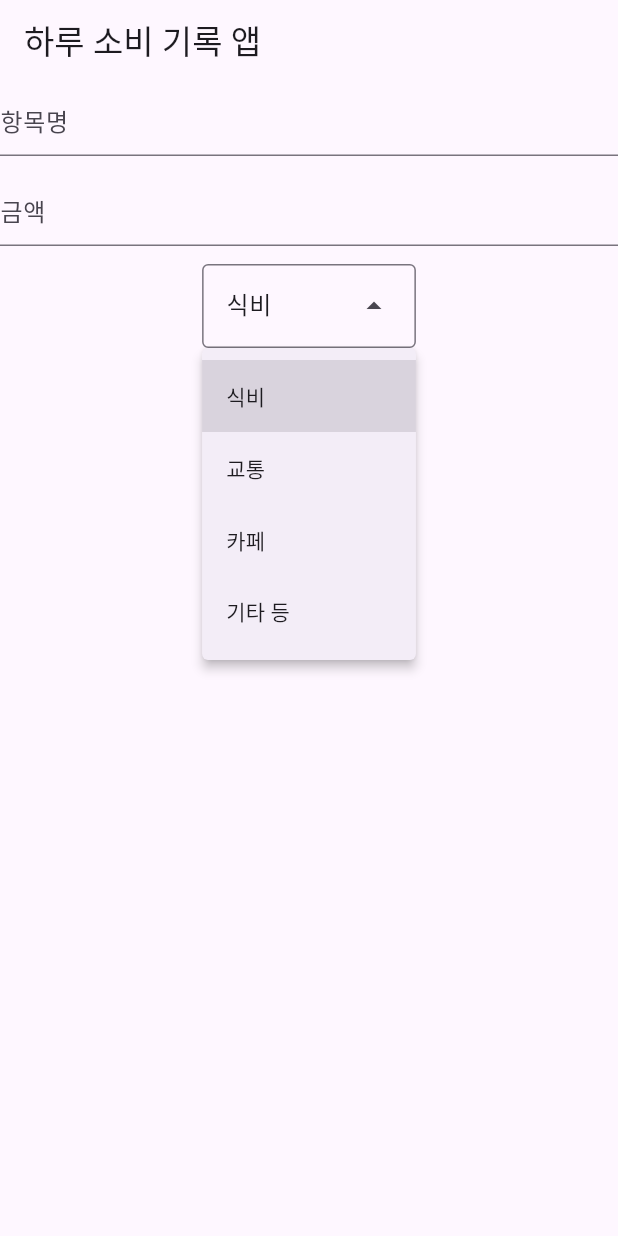
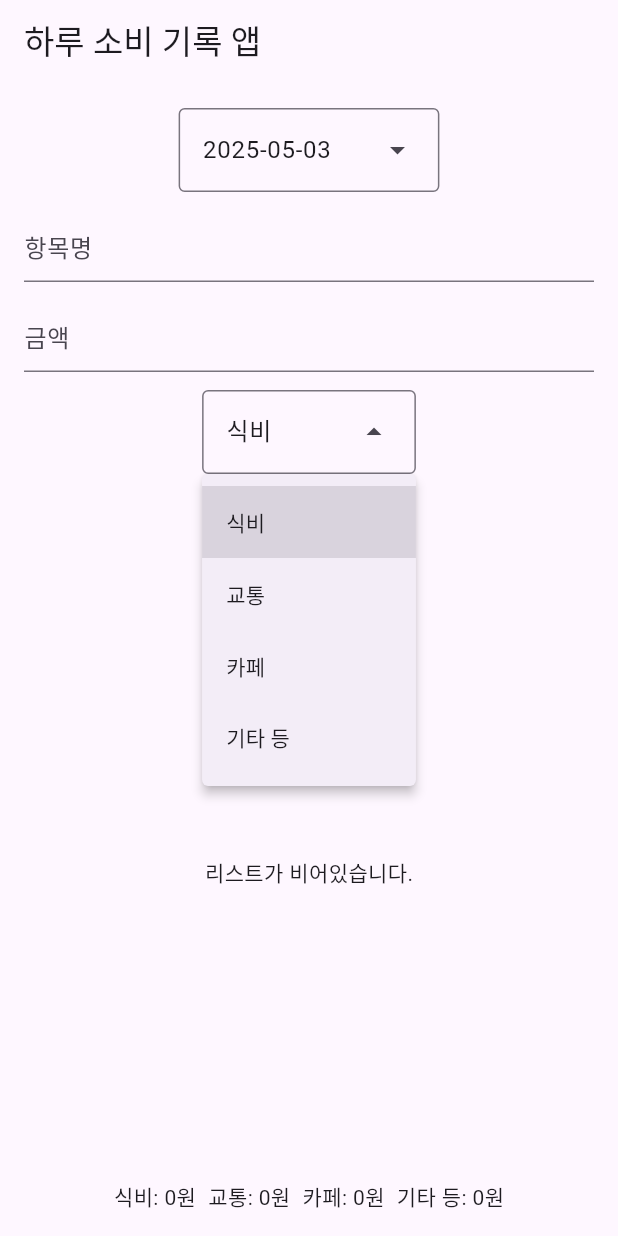
Before and after one commit to niw5924/flutter-coding-test-practice, a Flutter app: the screen it shows after launch, after a tap on "식비", on a phone screen of 412 x 824 dp. Run offline on Flutter 3.47's test engine with Material 3 defaults, Android fonts, the phone set to English and light mode, and no system bars; our stand-ins replace shared_preferences.

Commit message:
코딩테스트 중급 13일차 - 너무 어려움. 다시 한번 확인 필요

```diff
--- a/lib/levels/intermediate/day13_daily_expense_tracker.dart
+++ b/lib/levels/intermediate/day13_daily_expense_tracker.dart
@@ -1,5 +1,4 @@
 import 'dart:convert';
-
 import 'package:flutter/material.dart';
 import 'package:shared_preferences/shared_preferences.dart';
 
@@ -7,7 +6,7 @@ class Day13Page extends StatefulWidget {
   const Day13Page({super.key});
 
   @override
-  State<StatefulWidget> createState() => _Day13PageState();
+  State<Day13Page> createState() => _Day13PageState();
 }
 
 class _Day13PageState extends State<Day13Page> {
@@ -16,49 +15,105 @@ class _Day13PageState extends State<Day13Page> {
   String selectedCategory = "식비";
   List<ItemModel> itemModelList = [];
 
+  String get todayKey {
+    final now = DateTime.now();
+    return "${now.year}-${now.month.toString().padLeft(2, '0')}-${now.day.toString().padLeft(2, '0')}";
+  }
+
+  String selectedDateKey = "";
+  List<String> allDateKeys = [];
+
   @override
   void initState() {
     super.initState();
-    loadItem();
+    selectedDateKey = todayKey;
+    loadDateKeysAndItems();
   }
 
-  void loadItem() async {
+  Future<void> loadDateKeysAndItems() async {
     final prefs = await SharedPreferences.getInstance();
+    final keys = prefs.getKeys().toList()..sort();
+    if (!keys.contains(todayKey)) {
+      keys.add(todayKey);
+    }
+    setState(() {
+      allDateKeys = keys;
+    });
+    await loadItem(selectedDateKey);
   }
 
-  void addItem() async {
+  Future<void> loadItem(String dateKey) async {
+    final prefs = await SharedPreferences.getInstance();
+    final data = prefs.getStringList(dateKey);
+    setState(() {
+      selectedDateKey = dateKey;
+      itemModelList = data != null
+          ? data.map((e) => ItemModel.fromMap(jsonDecode(e))).toList()
+          : [];
+    });
+  }
+
+  Future<void> addItem() async {
     final prefs = await SharedPreferences.getInstance();
     final name = _nameController.text.trim();
-    final price = int.parse(_priceController.text.trim());
+    final price = int.tryParse(_priceController.text.trim()) ?? 0;
+    if (name.isEmpty || price <= 0) return;
 
     setState(() {
-      itemModelList
-          .add(ItemModel(name: name, price: price, category: selectedCategory));
+      itemModelList.add(ItemModel(
+        name: name,
+        price: price,
+        category: selectedCategory,
+      ));
+    });
 
-      final itemList = itemModelList.map((e) => jsonEncode(e.toMap())).toList();
-      print(itemList);
-      prefs.setStringList('itemList', itemList);
-    });
+    final encodedList =
+        itemModelList.map((e) => jsonEncode(e.toMap())).toList();
+    await prefs.setStringList(todayKey, encodedList);
+
+    _nameController.clear();
+    _priceController.clear();
+  }
+
+  int getTotalByCategory(String category) {
+    return itemModelList
+        .where((item) => item.category == category)
+        .fold(0, (sum, item) => sum + item.price);
   }
 
   @override
   Widget build(BuildContext context) {
     return Scaffold(
       appBar: AppBar(title: const Text("하루 소비 기록 앱")),
-      body: Column(
+      body: Padding(
+        padding: const EdgeInsets.all(16.0),
+        child: Column(
           children: [
+            allDateKeys.isEmpty
+                ? const CircularProgressIndicator()
+                : DropdownMenu<String>(
+                    initialSelection: selectedDateKey,
+                    onSelected: (value) {
+                      if (value != null) loadItem(value);
+                    },
+                    dropdownMenuEntries: allDateKeys
+                        .map((key) => DropdownMenuEntry(value: key, label: key))
+                        .toList(),
+                  ),
+            const SizedBox(height: 12),
             TextField(
               controller: _nameController,
-            decoration: InputDecoration(hintText: "항목명"),
+              decoration: const InputDecoration(hintText: "항목명"),
             ),
             const SizedBox(height: 12),
             TextField(
               controller: _priceController,
-            decoration: InputDecoration(hintText: "금액"),
+              decoration: const InputDecoration(hintText: "금액"),
+              keyboardType: TextInputType.number,
             ),
             const SizedBox(height: 12),
             DropdownMenu<String>(
-            initialSelection: '식비',
+              initialSelection: selectedCategory,
               onSelected: (value) => setState(() {
                 selectedCategory = value!;
               }),
@@ -71,40 +126,42 @@ class _Day13PageState extends State<Day13Page> {
             ),
             const SizedBox(height: 12),
             ElevatedButton(
-            onPressed: addItem,
+              onPressed: selectedDateKey == todayKey ? addItem : null,
               child: const Text("추가하기"),
             ),
             const SizedBox(height: 12),
-          itemModelList.isNotEmpty
-              ? Expanded(
-                  child: ListView.builder(
+            Expanded(
+              child: itemModelList.isNotEmpty
+                  ? ListView.builder(
                       itemCount: itemModelList.length,
                       itemBuilder: (context, index) {
-                        final itemModel = itemModelList[index];
+                        final item = itemModelList[index];
                         return Card(
                           child: ListTile(
-                            leading: Text(itemModel.category),
-                            title: Text(itemModel.name),
-                            subtitle: Text("${itemModel.price}"),
+                            leading: Text(item.category),
+                            title: Text(item.name),
+                            subtitle: Text("${item.price}원"),
                           ),
                         );
-                      }),
+                      },
                     )
-              : Center(child: const Text("리스트가 비어있습니다.")),
+                  : const Center(child: Text("리스트가 비어있습니다.")),
+            ),
             const SizedBox(height: 12),
-          // Row(
-          //   mainAxisAlignment: MainAxisAlignment.center,
-          //   children: [
-          //     Text("식비: $foodTotal원"),
-          //     const SizedBox(width: 12),
-          //     Text("교통: $trafficTotal원"),
-          //     const SizedBox(width: 12),
-          //     Text("카페: $cafeTotal원"),
-          //     const SizedBox(width: 12),
-          //     Text("기타 등: $othersTotal원"),
-          //   ],
-          // ),
+            Row(
+              mainAxisAlignment: MainAxisAlignment.center,
+              children: [
+                Text("식비: ${getTotalByCategory("식비")}원"),
+                const SizedBox(width: 8),
+                Text("교통: ${getTotalByCategory("교통")}원"),
+                const SizedBox(width: 8),
+                Text("카페: ${getTotalByCategory("카페")}원"),
+                const SizedBox(width: 8),
+                Text("기타 등: ${getTotalByCategory("기타 등")}원"),
               ],
+            ),
+          ],
+        ),
       ),
     );
   }
@@ -126,4 +183,12 @@ class ItemModel {
         'price': price,
         'category': category,
       };
+
+  factory ItemModel.fromMap(Map<String, dynamic> map) {
+    return ItemModel(
+      name: map['name'],
+      price: map['price'],
+      category: map['category'],
+    );
   }
+}
```
Lines whose indentation alone changed are shown as unchanged.
